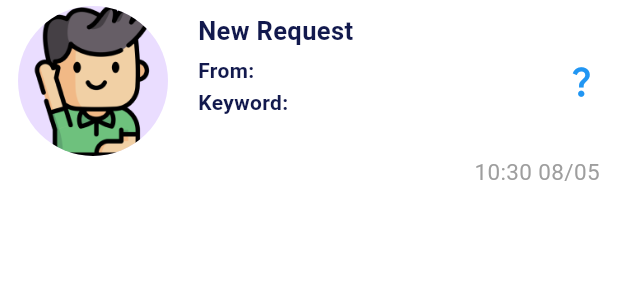
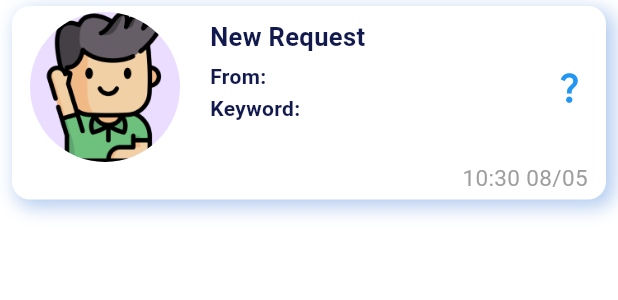
Before and after one commit to knowledgematch/KnowledgeMatch, a Flutter app: the NotificationCard widget shown alone on an empty page, opened directly with empty values, on a phone screen of 412 x 824 dp. Shown: the top 300 px of the screen. Run offline on Flutter 3.47's test engine with Material 3 defaults, Android fonts, the phone set to English and light mode, and no system bars; our stand-ins replace cloud_firestore, cloud_functions, firebase_core, firebase_messaging, flutter_image_compress, flutter_local_notifications and 2 more; missing offline and left inert: mailer, mysql_client, swipable_stack; accounts and stored records are empty; network calls fail.

Commit message:
User Story: UI/UX Refinement
Add decoration to remaining card widgets

```diff
--- a/lib/ui/request/widgets/body/on_accept_body.dart
+++ b/lib/ui/request/widgets/body/on_accept_body.dart
@@ -1,6 +1,5 @@
 import 'package:flutter/material.dart';
 import 'package:knowledgematch/ui/core/ui/decorations.dart';
-import 'package:knowledgematch/ui/core/ui/themed_container.dart';
 import 'package:provider/provider.dart';
 
 import '../../view_model/request_view_model.dart';
--- a/lib/ui/request/widgets/widget/notification_card.dart
+++ b/lib/ui/request/widgets/widget/notification_card.dart
@@ -3,8 +3,7 @@ import 'package:intl/intl.dart';
 import 'package:knowledgematch/domain/models/notification_data.dart';
 import 'package:knowledgematch/domain/models/userprofile.dart';
 import 'package:knowledgematch/ui/core/themes/app_colors.dart';
-import 'package:knowledgematch/ui/core/themes/app_constants.dart';
-import 'package:knowledgematch/ui/core/ui/themed_container.dart';
+import 'package:knowledgematch/ui/core/ui/decorations.dart';
 
 class NotificationCard extends StatelessWidget {
   final NotificationData notification;
@@ -32,7 +31,9 @@ class NotificationCard extends StatelessWidget {
             ).format(notification.timestamp!.toLocal()).toString()
             : 'Unknown time';
 
-    return ThemedContainer(
+    return Container(
+      margin: const EdgeInsets.symmetric(horizontal: 8, vertical: 4),
+      decoration: Decorations.container,
       child: Padding(
         padding: const EdgeInsets.fromLTRB(12, 4, 12, 4),
         child: Column(
```
Also changed, not shown: lib/ui/request/widgets/widget/user_profile_card.dart (+9 -7 lines).
